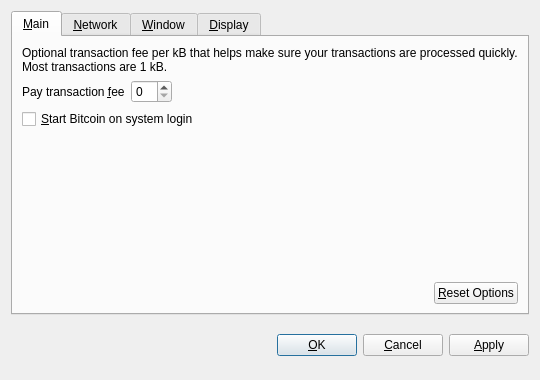
namecoin/namecoin-legacy, file src/qt/forms/optionsdialog.ui: the form before one commit.
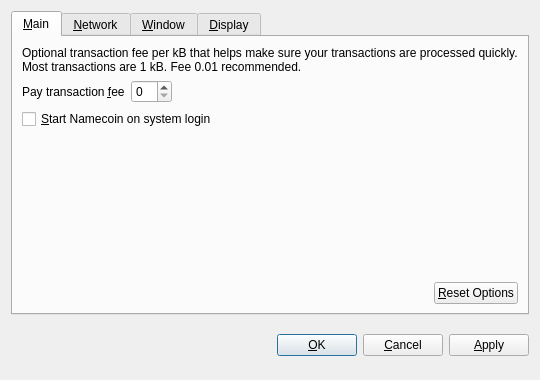
The form after the commit. Custom widgets are drawn as their Qt base class.

Commit message:
Commiting my updates that turn namecoind into namecoin-qt.
I compiled it in MinGW, Linux may require minor changes in qmake
project.
Note: wallet encryption will make the wallet inaccessible for the
daemon. Soon I'll update the daemon with 'walletpassphrase' etc.

```diff
--- a/src/qt/forms/optionsdialog.ui
+++ b/src/qt/forms/optionsdialog.ui
@@ -33,7 +33,7 @@
        <item>
         <widget class="QLabel" name="transactionFeeInfoLabel">
          <property name="text">
-          <string>Optional transaction fee per kB that helps make sure your transactions are processed quickly. Most transactions are 1 kB.</string>
+          <string>Optional transaction fee per kB that helps make sure your transactions are processed quickly. Most transactions are 1 kB. Fee 0.01 recommended.</string>
          </property>
          <property name="textFormat">
           <enum>Qt::PlainText</enum>
@@ -82,7 +82,7 @@
           <string>Automatically start Bitcoin after logging in to the system.</string>
          </property>
          <property name="text">
-          <string>&amp;Start Bitcoin on system login</string>
+          <string>&amp;Start Namecoin on system login</string>
          </property>
         </widget>
        </item>
```
Left out of the diff: 16 changed lines with no effect on the pictures. The commit also changes 157 other files.
